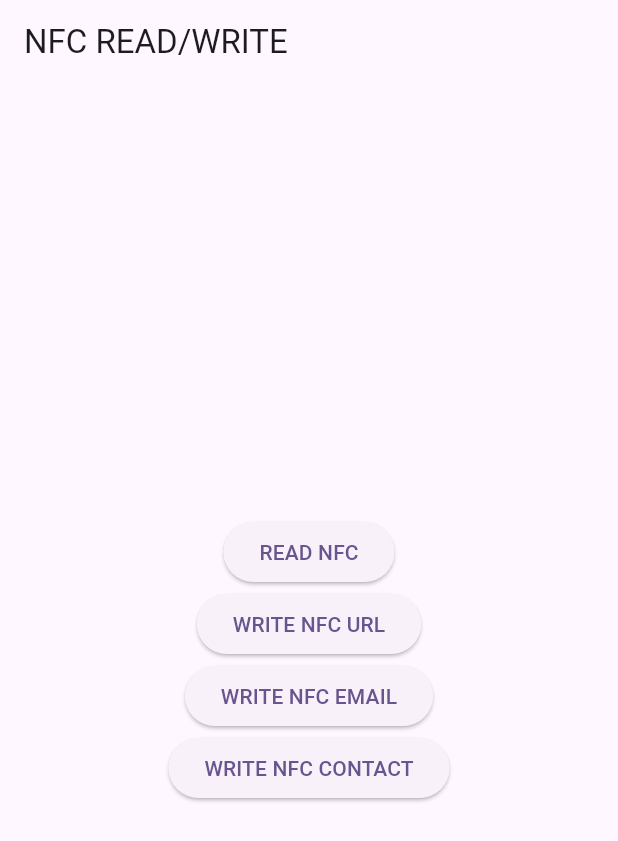
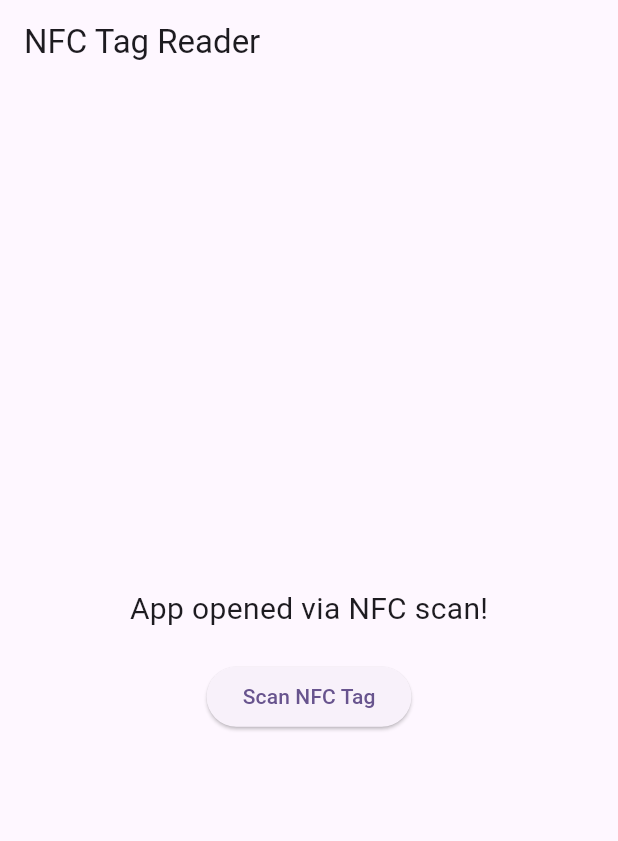
Before and after one commit to Vaishnavi-Kausale/nfc_tagReader, a Flutter app: the screen it shows after launch, on a phone screen of 412 x 824 dp. Shown: the top 841 px of the screen. Run offline on Flutter 3.47's test engine with Material 3 defaults, Android fonts, the phone set to English and light mode, and no system bars; missing offline and left inert: nfc_manager.

Commit message:
updated nfc tag scan and then opening app

```diff
--- a/lib/main.dart
+++ b/lib/main.dart
@@ -1,4 +1,5 @@
 import 'package:flutter/material.dart';
+import 'package:nfc_manager/nfc_manager.dart';
 import 'package:nfc_tagreader/presentation/screen/read_write_nfc_screen.dart';
 
 void main() {
@@ -16,7 +17,39 @@ class MyApp extends StatelessWidget {
         colorScheme: ColorScheme.fromSeed(seedColor: Colors.deepPurple),
         useMaterial3: true,
       ),
-      home: const ReadWriteNFCScreen()
+      home: const HomeScreen(),
     );
   }
 }
+
+class HomeScreen extends StatelessWidget {
+  const HomeScreen({super.key});
+
+  @override
+  Widget build(BuildContext context) {
+    return Scaffold(
+      appBar: AppBar(title: const Text("NFC Tag Reader")),
+      body: Center(
+        child: Column(
+          mainAxisAlignment: MainAxisAlignment.center,
+          children: [
+            const Text(
+              "App opened via NFC scan!",
+              style: TextStyle(fontSize: 20),
+            ),
+            const SizedBox(height: 20),
+            ElevatedButton(
+              onPressed: () {
+                Navigator.push(
+                  context,
+                  MaterialPageRoute(builder: (context) => const ReadWriteNFCScreen()),
+                );
+              },
+              child: const Text("Scan NFC Tag"),
+            ),
+          ],
+        ),
+      ),
+    );
+  }
+}
```
Also changed, not shown: 2 other files.
